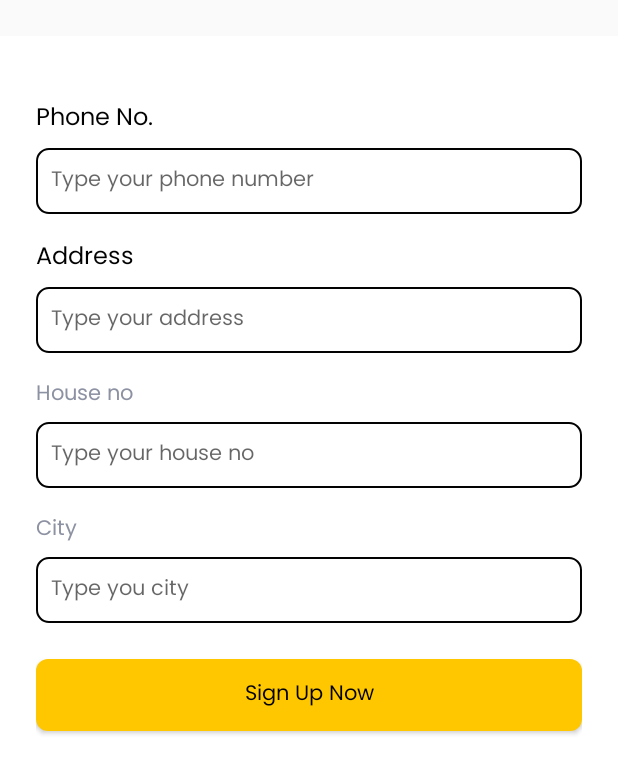
After one commit to wawat7/androidKotlin, an Android app: the SignupAddressFragment screen opened through its navigation route, on a phone screen of 412 x 824 dp. The commit adds this screen. Shown: the top 774 px of the screen. Run offline under Robolectric (Android 15) with nearby library versions, the phone set to English and light mode, and no system bars.

Commit message:
navigation fragment auth

```diff
--- /dev/null
+++ b/app/src/main/java/com/example/foodmarketwawat/ui/auth/AuthActivity.kt
@@ -0,0 +1,12 @@
+package com.example.foodmarketwawat.ui.auth
+
+import androidx.appcompat.app.AppCompatActivity
+import android.os.Bundle
+import com.example.foodmarketwawat.R
+
+class AuthActivity : AppCompatActivity() {
+    override fun onCreate(savedInstanceState: Bundle?) {
+        super.onCreate(savedInstanceState)
+        setContentView(R.layout.activity_auth)
+    }
+}
--- /dev/null
+++ b/app/src/main/java/com/example/foodmarketwawat/ui/auth/signin/SigninFragment.kt
@@ -0,0 +1,21 @@
+package com.example.foodmarketwawat.ui.auth.signin
+
+import android.os.Bundle
+import androidx.fragment.app.Fragment
+import android.view.LayoutInflater
+import android.view.View
+import android.view.ViewGroup
+import com.example.foodmarketwawat.R
+
+class SigninFragment : Fragment() {
+
+
+    override fun onCreateView(
+        inflater: LayoutInflater, container: ViewGroup?,
+        savedInstanceState: Bundle?
+    ): View? {
+        // Inflate the layout for this fragment
+        return inflater.inflate(R.layout.fragment_signin, container, false)
+    }
+
+}
--- /dev/null
+++ b/app/src/main/java/com/example/foodmarketwawat/ui/auth/signup/SignupAddressFragment.kt
@@ -0,0 +1,21 @@
+package com.example.foodmarketwawat.ui.auth.signup
+
+import android.os.Bundle
+import androidx.fragment.app.Fragment
+import android.view.LayoutInflater
+import android.view.View
+import android.view.ViewGroup
+import com.example.foodmarketwawat.R
+
+class SignupAddressFragment : Fragment() {
+
+
+    override fun onCreateView(
+        inflater: LayoutInflater, container: ViewGroup?,
+        savedInstanceState: Bundle?
+    ): View? {
+        // Inflate the layout for this fragment
+        return inflater.inflate(R.layout.fragment_signup_address, container, false)
+    }
+
+}
--- a/app/src/main/java/com/example/foodmarketwawat/ui/splashscreen/SplashScreenActivity.kt
+++ b/app/src/main/java/com/example/foodmarketwawat/ui/splashscreen/SplashScreenActivity.kt
@@ -6,6 +6,7 @@ import android.os.Bundle
 import android.os.Handler
 import com.example.foodmarketwawat.MainActivity
 import com.example.foodmarketwawat.R
+import com.example.foodmarketwawat.ui.auth.AuthActivity
 
 class SplashScreenActivity : AppCompatActivity() {
     override fun onCreate(savedInstanceState: Bundle?) {
@@ -13,7 +14,7 @@ class SplashScreenActivity : AppCompatActivity() {
         setContentView(R.layout.activity_splash_screen)
 
         Handler().postDelayed({
-            startActivity(Intent(this, MainActivity::class.java))
+            startActivity(Intent(this, AuthActivity::class.java))
         }, 3000)
     }
 }
--- /dev/null
+++ b/app/src/main/res/layout/activity_auth.xml
@@ -0,0 +1,18 @@
+<?xml version="1.0" encoding="utf-8"?>
+<androidx.constraintlayout.widget.ConstraintLayout xmlns:android="http://schemas.android.com/apk/res/android"
+    xmlns:app="http://schemas.android.com/apk/res-auto"
+    xmlns:tools="http://schemas.android.com/tools"
+    android:layout_width="match_parent"
+    android:layout_height="match_parent"
+    tools:context=".ui.auth.AuthActivity">
+
+    <fragment
+        android:id="@+id/authHostFragment"
+        android:layout_width="match_parent"
+        android:layout_height="match_parent"
+        android:name="androidx.navigation.fragment.NavHostFragment"
+        app:defaultNavHost="true"
+        app:navGraph="@navigation/nav_auth"
+        tools:ignore="InvalidId" />
+
+</androidx.constraintlayout.widget.ConstraintLayout>
--- a/app/src/main/res/layout/activity_splash_screen.xml
+++ b/app/src/main/res/layout/activity_splash_screen.xml
@@ -15,7 +15,8 @@
         app:layout_constraintEnd_toEndOf="parent"
         app:layout_constraintStart_toStartOf="parent"
         app:layout_constraintTop_toTopOf="parent"
-        app:srcCompat="@drawable/ic_logo_apps" />
+        app:srcCompat="@drawable/ic_logo_apps"
+        android:contentDescription="@string/logo_food_market" />
 
     <androidx.constraintlayout.widget.Group
         android:id="@+id/group"
@@ -32,7 +33,7 @@
         android:layout_width="wrap_content"
         android:layout_height="wrap_content"
         android:layout_marginTop="37dp"
-        android:text="FoodMarket"
+        android:text="@string/foodmarket"
         app:layout_constraintEnd_toEndOf="parent"
         app:layout_constraintStart_toStartOf="parent"
         app:layout_constraintTop_toBottomOf="@+id/imageView" />
--- /dev/null
+++ b/app/src/main/res/layout/fragment_signup_address.xml
@@ -0,0 +1,92 @@
+<?xml version="1.0" encoding="utf-8"?>
+<androidx.core.widget.NestedScrollView xmlns:android="http://schemas.android.com/apk/res/android"
+    xmlns:tools="http://schemas.android.com/tools"
+    android:layout_width="match_parent"
+    android:layout_height="match_parent"
+    android:fillViewport="true"
+    tools:context=".ui.auth.signin.SigninFragment">
+
+    <LinearLayout
+        android:layout_width="match_parent"
+        android:layout_height="match_parent"
+        android:background="#FFF"
+        android:layout_marginTop="24dp"
+        android:paddingLeft="24dp"
+        android:paddingRight="24dp"
+        android:paddingTop="26dp"
+        android:orientation="vertical">
+
+        <TextView
+            style="@style/TextView.PoppinsNormal16sp0202"
+            android:layout_marginTop="16dp"
+            android:layout_width="match_parent"
+            android:layout_height="wrap_content"
+            android:text="Phone No." />
+
+        <EditText
+            style="@style/EditText.PoppinsNormal14sp8D92A3"
+            android:layout_marginTop="6dp"
+            android:padding="10dp"
+            android:background="@drawable/shape_rectangle_outline_8_020202"
+            android:layout_width="match_parent"
+            android:layout_height="wrap_content"
+            android:hint="Type your phone number"/>
+
+        <TextView
+            style="@style/TextView.PoppinsNormal16sp0202"
+            android:layout_marginTop="16dp"
+            android:layout_width="match_parent"
+            android:layout_height="wrap_content"
+            android:text="Address" />
+
+        <EditText
+            style="@style/EditText.PoppinsNormal14sp8D92A3"
+            android:layout_marginTop="6dp"
+            android:padding="10dp"
+            android:background="@drawable/shape_rectangle_outline_8_020202"
+            android:layout_width="match_parent"
+            android:layout_height="wrap_content"
+            android:hint="Type your address"/>
+
+        <TextView
+            style="@style/EditText.PoppinsNormal14sp8D92A3"
+            android:layout_width="match_parent"
+            android:layout_marginTop="16dp"
+            android:layout_height="wrap_content"
+            android:text="House no" />
+
+        <EditText
+            style="@style/EditText.PoppinsNormal14sp8D92A3"
+            android:layout_marginTop="6dp"
+            android:padding="10dp"
+            android:background="@drawable/shape_rectangle_outline_8_020202"
+            android:layout_width="match_parent"
+            android:layout_height="wrap_content"
+            android:hint="Type your house no"/>
+
+        <TextView
+            style="@style/EditText.PoppinsNormal14sp8D92A3"
+            android:layout_width="match_parent"
+            android:layout_marginTop="16dp"
+            android:layout_height="wrap_content"
+            android:text="City" />
+
+        <EditText
+            style="@style/EditText.PoppinsNormal14sp8D92A3"
+            android:layout_marginTop="6dp"
+            android:padding="10dp"
+            android:background="@drawable/shape_rectangle_outline_8_020202"
+            android:layout_width="match_parent"
+            android:layout_height="wrap_content"
+            android:hint="Type you city"/>
+
+        <Button
+            android:text="Sign Up Now"
+            android:textAllCaps="false"
+            style="@style/Button.Primary"
+            android:layout_marginTop="24dp"
+            android:layout_width="match_parent"
+            android:layout_height="wrap_content"/>
+
+    </LinearLayout>
+</androidx.core.widget.NestedScrollView>
--- /dev/null
+++ b/app/src/main/res/navigation/nav_auth.xml
@@ -0,0 +1,26 @@
+<?xml version="1.0" encoding="utf-8"?>
+<navigation xmlns:android="http://schemas.android.com/apk/res/android"
+    xmlns:app="http://schemas.android.com/apk/res-auto"
+    xmlns:tools="http://schemas.android.com/tools"
+    app:startDestination="@id/fragmentSignIn"
+    android:id="@+id/nav_auth">
+
+    <fragment android:id="@+id/fragmentSignIn"
+        android:name="com.example.foodmarketwawat.ui.auth.signin.SigninFragment"
+        tools:layout="@layout/fragment_signin">
+
+    </fragment>
+
+    <fragment android:id="@+id/fragmentSignUp"
+        android:name="com.example.foodmarketwawat.ui.auth.signup.SignupFragment"
+        tools:layout="@layout/fragment_signup">
+
+    </fragment>
+
+    <fragment android:id="@+id/fragmentSignUpAddress"
+        android:name="com.example.foodmarketwawat.ui.auth.signup.SignupAddressFragment"
+        tools:layout="@layout/fragment_signup_address">
+
+    </fragment>
+
+</navigation>
--- a/app/src/main/res/values/strings.xml
+++ b/app/src/main/res/values/strings.xml
@@ -1,3 +1,7 @@
 <resources>
     <string name="app_name">Food Market Wawat</string>
+    <string name="foodmarket">FoodMarket</string>
+    <string name="logo_food_market">LOGO FOOD MARKET</string>
+    <!-- TODO: Remove or change this placeholder text -->
+    <string name="hello_blank_fragment">Hello blank fragment</string>
 </resources>
--- a/app/src/main/res/values/themes.xml
+++ b/app/src/main/res/values/themes.xml
@@ -14,7 +14,7 @@
         <!-- Customize your theme here. -->
     </style>
 
-    <style name="Theme.FoodMarketWawat.noActionBar" parent="Theme.MaterialComponents.DayNight.NoActionBar">
+    <style name="Theme.FoodMarketWawat.noActionBar" parent="Theme.AppCompat.DayNight.NoActionBar">
     </style>
 
     <style name="TextView"/>
@@ -24,4 +24,35 @@
         <item name="android:textColor">#020202</item>
         <item name="android:textSize">32sp</item>
     </style>
+
+    <style name="TextView.PoppinsNormal16sp0202">
+        <item name="android:fontFamily">@font/poppins</item>
+        <item name="android:textColor">#020202</item>
+        <item name="android:textSize">16sp</item>
+    </style>
+
+    <style name="EditText"/>
+
+    <style name="EditText.PoppinsNormal14sp8D92A3">
+        <item name="fontFamily">@font/poppins</item>
+        <item name="android:textColor">#8D92A3</item>
+        <item name="android:textSize">14sp</item>
+    </style>
+
+    <style name="Button"/>
+
+    <style name="Button.Primary">
+        <item name="fontFamily">@font/poppins</item>
+        <item name="android:textColor">#020202</item>
+        <item name="android:textSize">14sp</item>
+        <item name="android:background">@drawable/shape_rectangle_8_ffc700</item>
+        <item name="android:color">#ffc700</item>
+    </style>
+
+    <style name="Button.Secondary">
+        <item name="fontFamily">@font/poppins</item>
+        <item name="android:textColor">#FFF</item>
+        <item name="android:textSize">14sp</item>
+        <item name="android:background">@drawable/shape_rectangle_8_8d92a3</item>
+    </style>
 </resources>
```
Also changed, not shown: app/build.gradle (+7 -0 lines), app/src/main/AndroidManifest.xml (+4 -5 lines), app/src/main/java/com/example/foodmarketwawat/ui/auth/signup/SignupFragment.kt (added, +21 -0 lines), app/src/main/res/layout/fragment_signin.xml (added, +62 -0 lines), app/src/main/res/layout/fragment_signup.xml (added, +84 -0 lines).
